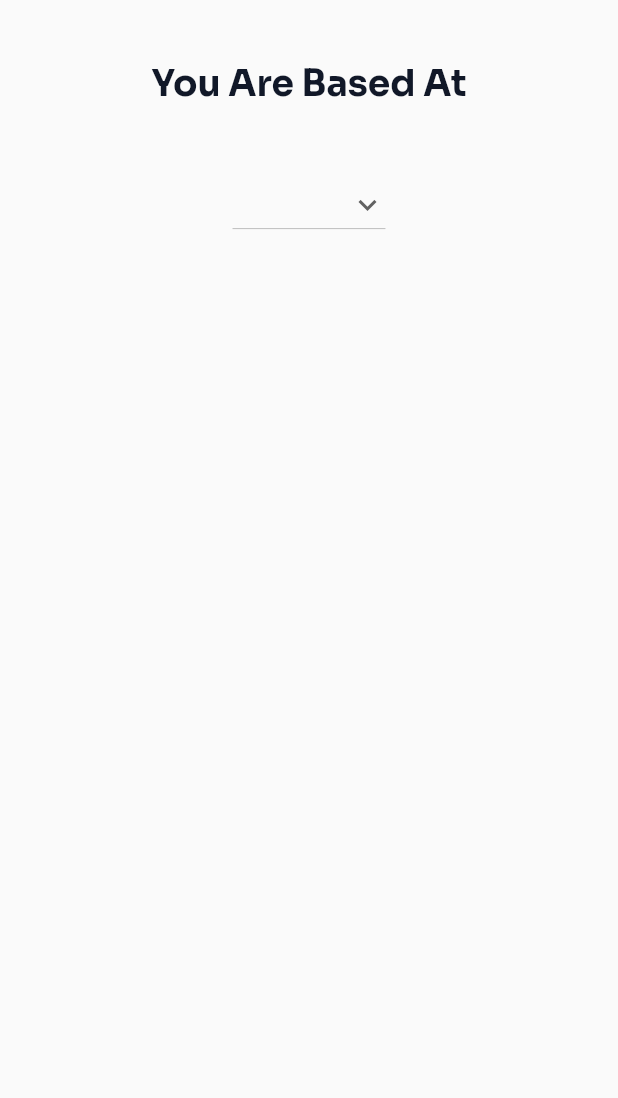
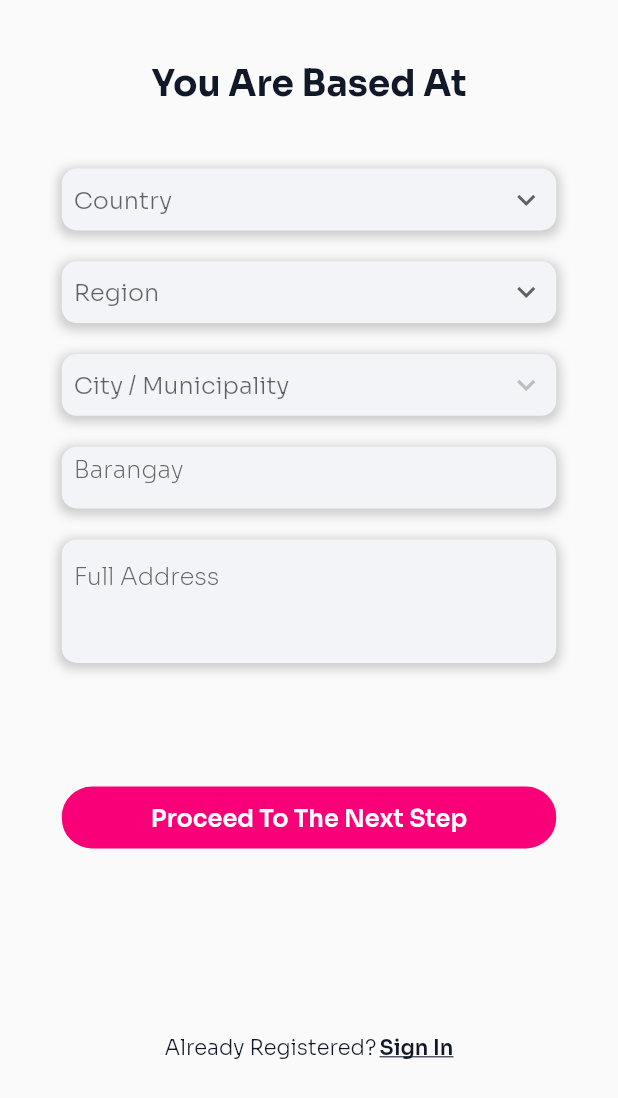
Before and after one commit to Izkumberdu/localancer, a Flutter app: the Register2 screen opened directly, on a phone screen of 412 x 824 dp. Shown: the top 1098 px of the screen. Run offline on Flutter 3.47's test engine with Material 2 defaults, Android fonts, the light colour scheme and no system bars; our stand-ins replace dotted_border, google_fonts.

Commit message:
register - 3 done

```diff
--- /dev/null
+++ b/lib/Screens/Register/dropdown_menu_items.dart
@@ -0,0 +1,77 @@
+import 'package:flutter/material.dart';
+
+class DropdownItems {
+  static List<DropdownMenuItem<String>> getCountryItems() {
+    return [
+      DropdownMenuItem<String>(
+        child: Text('Philippines'),
+        value: 'Philippines',
+      ),
+    ];
+  }
+
+  static List<DropdownMenuItem<String>> getRegionItems() {
+    return [
+      DropdownMenuItem<String>(
+        child: Text('Central Visayas'),
+        value: 'Central Visayas',
+      ),
+      DropdownMenuItem<String>(
+        child: Text('Western Visayas'),
+        value: 'Western Visayas',
+      ),
+    ];
+  }
+
+  static List<DropdownMenuItem<String>> getCentralVisayasItems() {
+    return [
+      DropdownMenuItem<String>(
+        child: Text('Bohol'),
+        value: 'Bohol',
+      ),
+      DropdownMenuItem<String>(
+        child: Text('Cebu'),
+        value: 'Cebu',
+      ),
+      DropdownMenuItem<String>(
+        child: Text('Negros Oriental'),
+        value: 'Negros Oriental',
+      ),
+      DropdownMenuItem<String>(
+        child: Text('Siquijor'),
+        value: 'Siquijor',
+      ),
+      DropdownMenuItem<String>(
+        child: Text('Talisay City'),
+        value: 'Talisay City',
+      ),
+      DropdownMenuItem<String>(
+        child: Text('Minglanilla'),
+        value: 'Minglanilla',
+      ),
+      // Add more Central Visayas cities and municipalities
+    ];
+  }
+
+  static List<DropdownMenuItem<String>> getWesternVisayasItems() {
+    return [
+      DropdownMenuItem<String>(
+        child: Text('Iloilo City'),
+        value: 'Iloilo City',
+      ),
+      DropdownMenuItem<String>(
+        child: Text('Bacolod'),
+        value: 'Bacolod',
+      ),
+      DropdownMenuItem<String>(
+        child: Text('Iloilo'),
+        value: 'Iloilo',
+      ),
+      DropdownMenuItem<String>(
+        child: Text('Capiz'),
+        value: 'Capiz',
+      ),
+      // Add more Western Visayas cities and municipalities
+    ];
+  }
+}
--- /dev/null
+++ b/lib/Screens/Register/register-2.dart
@@ -0,0 +1,276 @@
+// ignore_for_file: prefer_const_constructors, sort_child_properties_last, prefer_const_literals_to_create_immutables
+
+import 'package:flutter/material.dart';
+import 'package:google_fonts/google_fonts.dart';
+import 'package:localancer/app_styles.dart';
+import 'package:localancer/screens/Register/dropdown_menu_items.dart';
+import 'package:localancer/size_config.dart';
+
+class Register2 extends StatefulWidget {
+  const Register2({Key? key});
+
+  @override
+  State<Register2> createState() => _Register2State();
+}
+
+class _Register2State extends State<Register2> {
+  String? _dropDownValue;
+  String? _dropDownValueRegion;
+  String? _dropDownValueCity;
+
+  void dropdownCallback(String? selectedValue) {
+    if (selectedValue is String) {
+      setState(() {
+        _dropDownValue = selectedValue;
+      });
+    }
+  }
+
+  void dropdownCallbackRegion(String? selectedValue) {
+    if (selectedValue is String) {
+      setState(() {
+        _dropDownValueRegion = selectedValue;
+        _dropDownValueCity =
+            null; // Reset city/municipality when region changes
+      });
+    }
+  }
+
+  void dropdownCallbackCity(String? selectedValue) {
+    if (selectedValue is String) {
+      setState(() {
+        _dropDownValueCity = selectedValue;
+      });
+    }
+  }
+
+  @override
+  Widget build(BuildContext context) {
+    SizeConfig sizeConfig = SizeConfig();
+    sizeConfig.init(context);
+    return Scaffold(
+      body: Padding(
+        padding: EdgeInsets.symmetric(horizontal: 20),
+        child: Column(
+          children: [
+            SizedBox(
+              height: SizeConfig.blockSizeVertical! * 5,
+            ),
+            Center(
+              child: Text(
+                'You Are Based At',
+                style: SoraBold.copyWith(fontSize: 24),
+              ),
+            ),
+            SizedBox(
+              height: SizeConfig.blockSizeVertical! * 5,
+            ),
+            Column(
+              children: [
+                Container(
+                  height: SizeConfig.blockSizeVertical! * 5,
+                  width: SizeConfig.blockSizeHorizontal! * 80,
+                  padding: EdgeInsets.all(8),
+                  decoration: BoxDecoration(
+                    borderRadius: BorderRadius.circular(10),
+                    color: kLightGrey,
+                    boxShadow: [
+                      BoxShadow(
+                        color: Colors.grey.withOpacity(0.5),
+                        spreadRadius: 2,
+                        blurRadius: 5,
+                        offset: Offset(0, 2),
+                      ),
+                    ],
+                  ),
+                  child: DropdownButton<String>(
+                    items: DropdownItems.getCountryItems(),
+                    value: _dropDownValue,
+                    icon: const Icon(Icons.expand_more),
+                    onChanged: dropdownCallback,
+                    isExpanded: true,
+                    underline: Container(),
+                    hint: Text('Country'),
+                    style: SoraLight.copyWith(fontSize: 16, color: kGrey),
+                  ),
+                ),
+                SizedBox(
+                  height: SizeConfig.blockSizeVertical! * 2.5,
+                ),
+                Container(
+                  height: SizeConfig.blockSizeVertical! * 5,
+                  width: SizeConfig.blockSizeHorizontal! * 80,
+                  padding: EdgeInsets.all(8),
+                  decoration: BoxDecoration(
+                    borderRadius: BorderRadius.circular(10),
+                    color: kLightGrey,
+                    boxShadow: [
+                      BoxShadow(
+                        color: Colors.grey.withOpacity(0.5),
+                        spreadRadius: 2,
+                        blurRadius: 5,
+                        offset: Offset(0, 2),
+                      ),
+                    ],
+                  ),
+                  child: DropdownButton<String>(
+                    items: DropdownItems.getRegionItems(),
+                    value: _dropDownValueRegion,
+                    icon: const Icon(Icons.expand_more),
+                    onChanged: dropdownCallbackRegion,
+                    isExpanded: true,
+                    underline: Container(),
+                    hint: Text('Region'),
+                    style: SoraLight.copyWith(fontSize: 16, color: kGrey),
+                  ),
+                ),
+                SizedBox(
+                  height: SizeConfig.blockSizeVertical! * 2.5,
+                ),
+                Container(
+                  height: SizeConfig.blockSizeVertical! * 5,
+                  width: SizeConfig.blockSizeHorizontal! * 80,
+                  padding: EdgeInsets.all(8),
+                  decoration: BoxDecoration(
+                    borderRadius: BorderRadius.circular(10),
+                    color: kLightGrey,
+                    boxShadow: [
+                      BoxShadow(
+                        color: Colors.grey.withOpacity(0.5),
+                        spreadRadius: 2,
+                        blurRadius: 5,
+                        offset: Offset(0, 2),
+                      ),
+                    ],
+                  ),
+                  child: DropdownButton<String>(
+                    items: _dropDownValueRegion == 'Central Visayas'
+                        ? DropdownItems.getCentralVisayasItems()
+                        : _dropDownValueRegion == 'Western Visayas'
+                            ? DropdownItems.getWesternVisayasItems()
+                            : [],
+                    value: _dropDownValueCity,
+                    icon: const Icon(Icons.expand_more),
+                    onChanged: dropdownCallbackCity,
+                    isExpanded: true,
+                    underline: Container(),
+                    hint: Text('City / Municipality'),
+                    style: SoraLight.copyWith(fontSize: 16, color: kGrey),
+                  ),
+                ),
+                SizedBox(
+                  height: SizeConfig.blockSizeVertical! * 2.5,
+                ),
+                Container(
+                  height: SizeConfig.blockSizeVertical! * 5,
+                  width: SizeConfig.blockSizeHorizontal! * 80,
+                  padding: EdgeInsets.all(8),
+                  decoration: BoxDecoration(
+                    borderRadius: BorderRadius.circular(10),
+                    color: kLightGrey,
+                    boxShadow: [
+                      BoxShadow(
+                        color: Colors.grey.withOpacity(0.5),
+                        spreadRadius: 2,
+                        blurRadius: 5,
+                        offset: Offset(0, 2),
+                      ),
+                    ],
+                  ),
+                  child: TextFormField(
+                    decoration: InputDecoration(
+                        contentPadding: EdgeInsets.only(bottom: 15),
+                        hintText: 'Barangay',
+                        hintStyle: SoraExtraLight.copyWith(
+                          color: kGrey,
+                        ),
+                        border: InputBorder.none),
+                  ),
+                ),
+                SizedBox(
+                  height: SizeConfig.blockSizeVertical! * 2.5,
+                ),
+                Container(
+                  height: SizeConfig.blockSizeVertical! * 10,
+                  width: SizeConfig.blockSizeHorizontal! * 80,
+                  padding: EdgeInsets.all(8),
+                  decoration: BoxDecoration(
+                    borderRadius: BorderRadius.circular(10),
+                    color: kLightGrey,
+                    boxShadow: [
+                      BoxShadow(
+                        color: Colors.grey.withOpacity(0.5),
+                        spreadRadius: 2,
+                        blurRadius: 5,
+                        offset: Offset(0, 2),
+                      ),
+                    ],
+                  ),
+                  child: TextFormField(
+                    decoration: InputDecoration(
+                        contentPadding: EdgeInsets.only(bottom: 15),
+                        hintText: 'Full Address',
+                        hintStyle: SoraExtraLight.copyWith(
+                          color: kGrey,
+                        ),
+                        border: InputBorder.none),
+                    maxLines: null,
+                  ),
+                ),
+                SizedBox(
+                  height: SizeConfig.blockSizeVertical! * 10,
+                ),
+                Row(
+                  mainAxisAlignment: MainAxisAlignment.center,
+                  children: [
+                    Container(
+                      height: SizeConfig.blockSizeVertical! * 5,
+                      width: SizeConfig.blockSizeHorizontal! * 80,
+                      decoration: BoxDecoration(
+                        borderRadius: BorderRadius.all(Radius.circular(20)),
+                        color: kPink,
+                      ),
+                      child: Row(
+                        mainAxisAlignment: MainAxisAlignment.center,
+                        children: [
+                          Text('Proceed To The Next Step',
+                              style: GoogleFonts.sora(
+                                fontWeight: FontWeight.w600,
+                                color: Colors.white,
+                                fontSize: 16,
+                              ))
+                        ],
+                      ),
+                    ),
+                  ],
+                ),
+                SizedBox(
+                  height: SizeConfig.blockSizeVertical! * 15,
+                ),
+                Row(
+                  mainAxisAlignment: MainAxisAlignment.center,
+                  children: [
+                    Text(
+                      'Already Registered?',
+                      style: SoraLight.copyWith(
+                        fontSize: 14,
+                      ),
+                    ),
+                    SizedBox(
+                      width: SizeConfig.blockSizeHorizontal! * 0.5,
+                    ),
+                    Text('Sign In',
+                        style: SoraSemiBold.copyWith(
+                          fontSize: 14,
+                          decoration: TextDecoration.underline,
+                        )),
+                  ],
+                ),
+              ],
+            ),
+          ],
+        ),
+      ),
+    );
+  }
+}
--- a/lib/Screens/register-2.dart
+++ /dev/null
@@ -1,66 +0,0 @@
-// ignore_for_file: prefer_const_constructors, sort_child_properties_last
-
-import 'package:flutter/material.dart';
-import 'package:localancer/app_styles.dart';
-import 'package:localancer/size_config.dart';
-
-class Register2 extends StatefulWidget {
-  const Register2({Key? key});
-
-  @override
-  State<Register2> createState() => _Register2State();
-}
-
-class _Register2State extends State<Register2> {
-  String? _dropDownValue; // Declare _dropDownValue
-
-  void dropdownCallback(String? selectedValue) {
-    if (selectedValue is String) {
-      setState(() {
-        _dropDownValue = selectedValue;
-      });
-    }
-  }
-
-  @override
-  Widget build(BuildContext context) {
-    SizeConfig sizeConfig = SizeConfig();
-    sizeConfig.init(context);
-    return Scaffold(
-      body: Padding(
-        padding: EdgeInsets.symmetric(horizontal: 20),
-        child: Column(
-          children: [
-            SizedBox(
-              height: SizeConfig.blockSizeVertical! * 5,
-            ),
-            Center(
-              child: Text(
-                'You Are Based At',
-                style: SoraBold.copyWith(fontSize: 24),
-              ),
-            ),
-            SizedBox(
-              height: SizeConfig.blockSizeVertical! * 5,
-            ),
-            Column(
-              children: [
-                DropdownButton<String>(
-                  items: const [
-                    DropdownMenuItem<String>(
-                      child: Text('Philippines'),
-                      value: 'Philippines',
-                    ),
-                  ],
-                  value: _dropDownValue,
-                  icon: const Icon(Icons.expand_more),
-                  onChanged: dropdownCallback,
-                ),
-              ],
-            ),
-          ],
-        ),
-      ),
-    );
-  }
-}
--- a/lib/app_styles.dart
+++ b/lib/app_styles.dart
@@ -9,6 +9,7 @@ const Color kMediumGrey = Color(0xFF808080);
 const Color kDarkBlue = Color(0xFF111828);
 const Color kGrey = Color(0xFF666666);
 const Color kDarkGrey = Color(0xFF8D8D8D);
+const Color kDarkerGrey = Color(0xFF454545);
 
 final SoraBold = GoogleFonts.sora(
   color: kDarkBlue,
--- a/pubspec.yaml
+++ b/pubspec.yaml
@@ -35,6 +35,7 @@ dependencies:
   # Use with the CupertinoIcons class for iOS style icons.
   cupertino_icons: ^1.0.2
   google_fonts: 6.1.0
+  dotted_border: 2.1.0
 
 dev_dependencies:
   flutter_test:
```
Also changed, not shown: lib/Screens/Register/register-3.dart (added, +221 -0 lines), lib/main.dart (+4 -3 lines), lib/Screens/Register/register-1.dart (renamed from lib/Screens/register-1.dart), pubspec.lock.
